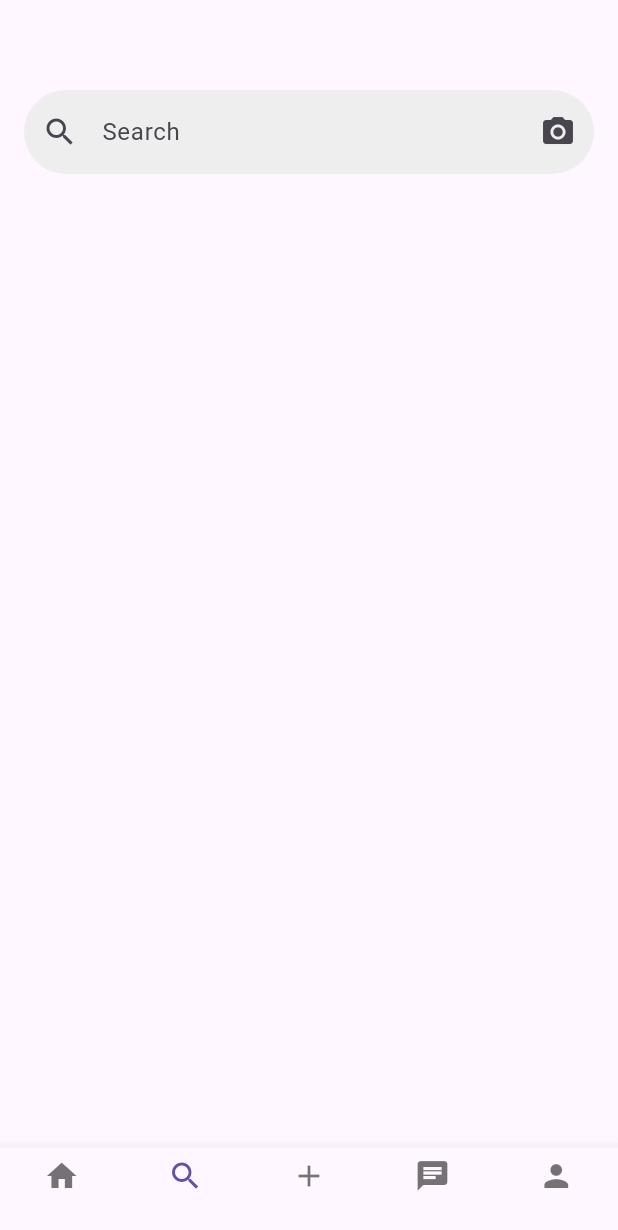
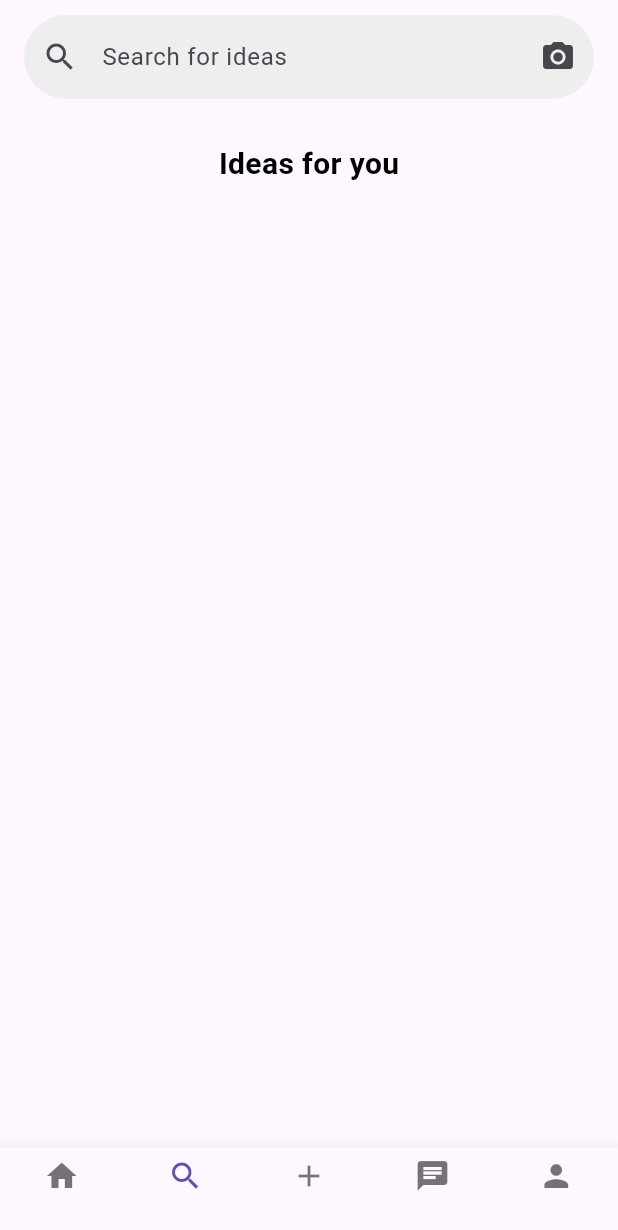
Before and after one commit to TnsaeANS/Pinterest_Flutter, a Flutter app: the screen it shows after launch, item 2 of the bottom bar chosen, on a phone screen of 412 x 824 dp. Shown: the top 1230 px of the screen. Run offline on Flutter 3.47's test engine with Material 3 defaults, Android fonts, the phone set to English and light mode, and no system bars.

Commit message:
added padding

```diff
--- a/lib/main.dart
+++ b/lib/main.dart
@@ -112,9 +112,9 @@ class _MainScreenState extends State<MainScreen> {
 Widget build(BuildContext context) {
  double appBarHeight = 50;
 
-    if (_selectedIndex == 2) { // Profile page
-      appBarHeight = 0; // Hide the AppBar completely
-    } else if (_selectedIndex == 1) { // Search page
+    if (_selectedIndex == 1) { // Profile page
+      appBarHeight = 10; // Hide the AppBar completely
+    } else if (_selectedIndex == 0) { // Search page
       appBarHeight = 60; // Slightly taller for the search bar
     }
 
--- a/lib/pages/search.dart
+++ b/lib/pages/search.dart
@@ -18,7 +18,7 @@ class SearchPage extends StatelessWidget {
               padding: const EdgeInsets.symmetric(horizontal: 16.0),
               child: TextFormField(
                 decoration: InputDecoration(
-                  hintText: 'Search',
+                  hintText: 'Search for ideas',
                   prefixIcon: Icon(Icons.search),
                   suffixIcon: Icon(Icons.camera_alt),
 
@@ -33,7 +33,15 @@ class SearchPage extends StatelessWidget {
               ),
             ),
           ),
-        ],
+          const SizedBox(height: 25),
+          const Text(
+          "Ideas for you",
+          style: TextStyle(
+            fontSize: 20,
+            fontWeight: FontWeight.bold,
+            color: Colors.black,
+                    ),
+                    )],
       ),
     );
   }
```
